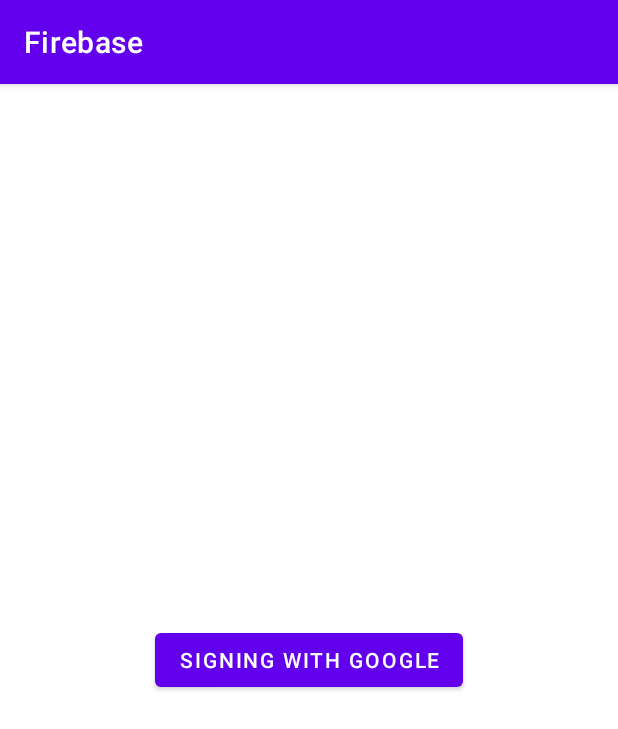
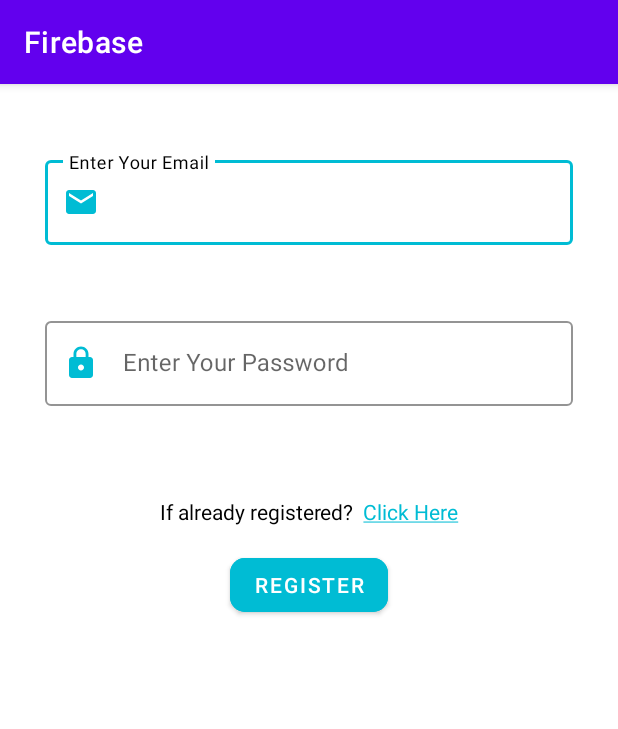
Before and after one commit to kalash2203/Firebase, an Android app: the screen it shows after launch (MainActivity before the commit, RegisterActivity after it), on a phone screen of 412 x 824 dp. Shown: the top 729 px of the screen. Run offline under Robolectric (Android 15) with nearby library versions, the phone set to English and light mode, and no system bars; our stand-ins replace Firebase (no records; nobody signed in at launch, a user with empty details on screens opened directly).

Commit message:
Firebase Authentication add

```diff
--- a/app/build.gradle
+++ b/app/build.gradle
@@ -2,6 +2,7 @@ plugins {
     id 'com.android.application'
     id 'org.jetbrains.kotlin.android'
     id 'com.google.gms.google-services'
+    id 'kotlin-android-extensions'
 }
 
 android {
--- a/app/src/main/java/com/example/firebase/MainActivity.kt
+++ b/app/src/main/java/com/example/firebase/MainActivity.kt
@@ -1,23 +1,27 @@
 package com.example.firebase
 
+import android.content.Intent
 import androidx.appcompat.app.AppCompatActivity
 import android.os.Bundle
 import android.widget.Button
+import com.google.firebase.auth.FirebaseAuth
+import com.google.firebase.auth.ktx.auth
+import com.google.firebase.ktx.Firebase
+import kotlinx.android.synthetic.main.activity_main.*
 
 class MainActivity : AppCompatActivity() {
-    lateinit var  signingButton:Button
+    lateinit var auth : FirebaseAuth
+
     override fun onCreate(savedInstanceState: Bundle?) {
         super.onCreate(savedInstanceState)
         setContentView(R.layout.activity_main)
-        signingButton=findViewById(R.id.signIn)
 
-        signingButton.setOnClickListener{
-signInWithGoogle()
+        auth = Firebase.auth
+
+        sign_out.setOnClickListener {
+            auth.signOut()
+            val intent = Intent(this,LoginActivity::class.java)
+            startActivity(intent)
+            finish()
         }
-    }
-
-    fun signInWithGoogle()
-    {
-
-    }
-}
+    }}
--- /dev/null
+++ b/app/src/main/java/com/example/firebase/RegisterActivity.kt
@@ -0,0 +1,79 @@
+package com.example.firebase
+
+import android.content.Intent
+import androidx.appcompat.app.AppCompatActivity
+import android.os.Bundle
+import android.util.Log
+import android.widget.Toast
+import com.google.firebase.auth.FirebaseAuth
+import com.google.firebase.auth.ktx.auth
+import com.google.firebase.ktx.Firebase
+import kotlinx.android.synthetic.main.activity_login.*
+import kotlinx.android.synthetic.main.activity_register.*
+
+class RegisterActivity : AppCompatActivity() {
+    val TAG="RegisterActivity"
+    private lateinit var auth: FirebaseAuth
+
+    override fun onCreate(savedInstanceState: Bundle?) {
+        super.onCreate(savedInstanceState)
+        setContentView(R.layout.activity_register)
+
+
+// Initialize Firebase Auth
+        auth = Firebase.auth
+
+//        //initialize other way
+//        auth = FirebaseAuth.getInstance()
+
+
+        register1.setOnClickListener {
+            if(validation())
+                register()
+        }
+        gotologin.setOnClickListener {
+            val intent = Intent(this,LoginActivity::class.java)
+            startActivity(intent)
+            finish()
+        }
+
+    }
+    //validation of email and password editfields
+    fun validation() : Boolean{
+        if (email.text.toString().trim(){it <= ' '}.isEmpty()){
+            Toast.makeText(this, "Email Field is Empty", Toast.LENGTH_SHORT).show()
+            return false
+        }
+        if (password.text.toString().trim(){it <= ' '}.isEmpty()){
+            Toast.makeText(this, "Password Field is Empty", Toast.LENGTH_SHORT).show()
+            return false
+        }
+        return true
+    }
+    fun register()
+    {
+        auth.createUserWithEmailAndPassword(email.text.toString(), password.text.toString())
+            .addOnCompleteListener(this) { task ->
+                if (task.isSuccessful) {
+                    // Sign in success, update UI with the signed-in user's information
+                    Log.d(TAG, "createUserWithEmail:success")
+                    Toast.makeText(this, "Registration Successful", Toast.LENGTH_SHORT).show()
+
+
+                    auth.signOut()
+
+                    val intent = Intent(this,LoginActivity::class.java)
+                    startActivity(intent)
+                    finish()
+
+
+                } else {
+                    // If sign in fails, display a message to the user.
+                    Log.w(TAG, "createUserWithEmail:failure", task.exception)
+                    Toast.makeText(baseContext, "Authentication failed.",
+                        Toast.LENGTH_SHORT).show()
+
+                }
+            }
+    }
+}
--- /dev/null
+++ b/app/src/main/res/drawable/ic_baseline_email_24.xml
@@ -0,0 +1,5 @@
+<vector android:height="24dp" android:tint="#00BCD4"
+    android:viewportHeight="24" android:viewportWidth="24"
+    android:width="24dp" xmlns:android="http://schemas.android.com/apk/res/android">
+    <path android:fillColor="@android:color/white" android:pathData="M20,4L4,4c-1.1,0 -1.99,0.9 -1.99,2L2,18c0,1.1 0.9,2 2,2h16c1.1,0 2,-0.9 2,-2L22,6c0,-1.1 -0.9,-2 -2,-2zM20,8l-8,5 -8,-5L4,6l8,5 8,-5v2z"/>
+</vector>
--- /dev/null
+++ b/app/src/main/res/drawable/ic_baseline_lock_24.xml
@@ -0,0 +1,5 @@
+<vector android:height="24dp" android:tint="#00BCD4"
+    android:viewportHeight="24" android:viewportWidth="24"
+    android:width="24dp" xmlns:android="http://schemas.android.com/apk/res/android">
+    <path android:fillColor="@android:color/white" android:pathData="M18,8h-1L17,6c0,-2.76 -2.24,-5 -5,-5S7,3.24 7,6v2L6,8c-1.1,0 -2,0.9 -2,2v10c0,1.1 0.9,2 2,2h12c1.1,0 2,-0.9 2,-2L20,10c0,-1.1 -0.9,-2 -2,-2zM12,17c-1.1,0 -2,-0.9 -2,-2s0.9,-2 2,-2 2,0.9 2,2 -0.9,2 -2,2zM15.1,8L8.9,8L8.9,6c0,-1.71 1.39,-3.1 3.1,-3.1 1.71,0 3.1,1.39 3.1,3.1v2z"/>
+</vector>
--- a/app/src/main/res/layout/activity_main.xml
+++ b/app/src/main/res/layout/activity_main.xml
@@ -7,10 +7,10 @@
     tools:context=".MainActivity">
 
     <Button
-        android:id="@+id/signIn"
+        android:id="@+id/sign_out"
         android:layout_width="wrap_content"
         android:layout_height="wrap_content"
-        android:text="Signing With GOOGLE"
+        android:text="SIGN OUT"
         app:layout_constraintBottom_toBottomOf="parent"
         app:layout_constraintLeft_toLeftOf="parent"
         app:layout_constraintRight_toRightOf="parent"
--- /dev/null
+++ b/app/src/main/res/layout/activity_register.xml
@@ -0,0 +1,80 @@
+<?xml version="1.0" encoding="utf-8"?>
+<androidx.constraintlayout.widget.ConstraintLayout xmlns:android="http://schemas.android.com/apk/res/android"
+    xmlns:app="http://schemas.android.com/apk/res-auto"
+    xmlns:tools="http://schemas.android.com/tools"
+    android:layout_width="match_parent"
+    android:layout_height="match_parent"
+    tools:context=".RegisterActivity">
+
+    <com.google.android.material.textfield.TextInputLayout
+        android:id="@+id/email1"
+        style="@style/Widget.MaterialComponents.TextInputLayout.OutlinedBox"
+        android:layout_width="match_parent"
+        android:layout_height="wrap_content"
+        android:layout_marginHorizontal="30dp"
+        android:layout_marginTop="45dp"
+        android:hint="Enter Your Email"
+        app:boxStrokeColor="#00BCD4"
+        app:hintTextColor="@color/black"
+        app:startIconDrawable="@drawable/ic_baseline_email_24"
+        app:startIconTint="#00BCD4"
+
+        app:layout_constraintEnd_toEndOf="parent"
+        app:layout_constraintStart_toStartOf="parent"
+        app:layout_constraintTop_toTopOf="parent">
+
+        <com.google.android.material.textfield.TextInputEditText
+            android:id="@+id/email"
+            android:layout_width="match_parent"
+            android:layout_height="wrap_content" />
+
+    </com.google.android.material.textfield.TextInputLayout>
+
+    <com.google.android.material.textfield.TextInputLayout
+        android:id="@+id/password1"
+        style="@style/Widget.MaterialComponents.TextInputLayout.OutlinedBox"
+        android:layout_width="match_parent"
+        android:layout_height="wrap_content"
+        android:layout_marginHorizontal="30dp"
+        android:layout_marginTop="45dp"
+        android:hint="Enter Your Password"
+        app:boxStrokeColor="#00BCD4"
+        app:startIconDrawable="@drawable/ic_baseline_lock_24"
+        app:hintTextColor="@color/black"
+        app:layout_constraintEnd_toEndOf="parent"
+        app:startIconTint="#00BCD4"
+
+        app:layout_constraintStart_toStartOf="parent"
+        app:layout_constraintTop_toBottomOf="@id/email1">
+
+        <com.google.android.material.textfield.TextInputEditText
+            android:id="@+id/password"
+            android:layout_width="match_parent"
+            android:layout_height="wrap_content" />
+
+    </com.google.android.material.textfield.TextInputLayout>
+
+    <TextView
+        android:id="@+id/gotologin"
+        android:layout_width="wrap_content"
+        android:layout_height="wrap_content"
+        android:layout_marginBottom="15dp"
+        android:text="@string/if_already_registered_click_here"
+        android:textColor="@color/black"
+        app:layout_constraintBottom_toTopOf="@id/register1"
+        app:layout_constraintEnd_toEndOf="parent"
+        app:layout_constraintStart_toStartOf="parent" />
+
+    <com.google.android.material.button.MaterialButton
+        android:id="@+id/register1"
+        android:layout_width="wrap_content"
+        android:layout_height="wrap_content"
+        android:layout_marginTop="95dp"
+        android:backgroundTint="#00BCD4"
+        android:text="REGISTER"
+        app:cornerRadius="10dp"
+        app:layout_constraintEnd_toEndOf="parent"
+        app:layout_constraintStart_toStartOf="parent"
+        app:layout_constraintTop_toBottomOf="@id/password1" />
+
+</androidx.constraintlayout.widget.ConstraintLayout>
--- a/app/src/main/res/values/strings.xml
+++ b/app/src/main/res/values/strings.xml
@@ -1,3 +1,7 @@
 <resources>
     <string name="app_name">Firebase</string>
+    <string name="if_already_registered_click_here">If already registered?
+        <font color="#00BCD4"> <u>Click Here</u></font></string>
+    <string name="forgot_password_click_here">Forgot Password?
+        <font color="#00BCD4"> <u>Click Here</u></font></string>
 </resources>
```
Also changed, not shown: app/src/main/AndroidManifest.xml (+10 -1 lines), app/src/main/java/com/example/firebase/ForgotPasswordActivity.kt (added, +37 -0 lines), app/src/main/java/com/example/firebase/LoginActivity.kt (added, +72 -0 lines), app/src/main/res/layout/activity_forgot_password.xml (added, +44 -0 lines), app/src/main/res/layout/activity_login.xml (added, +83 -0 lines).
